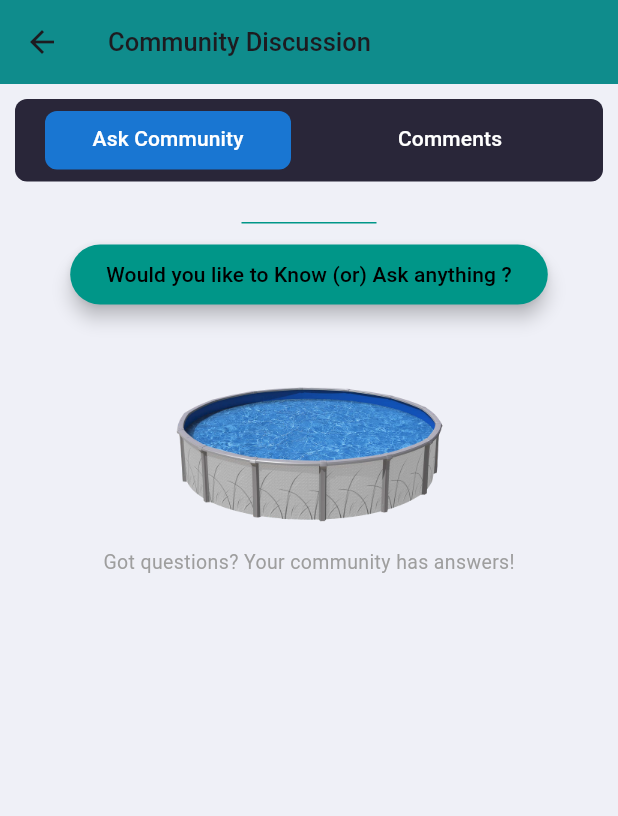
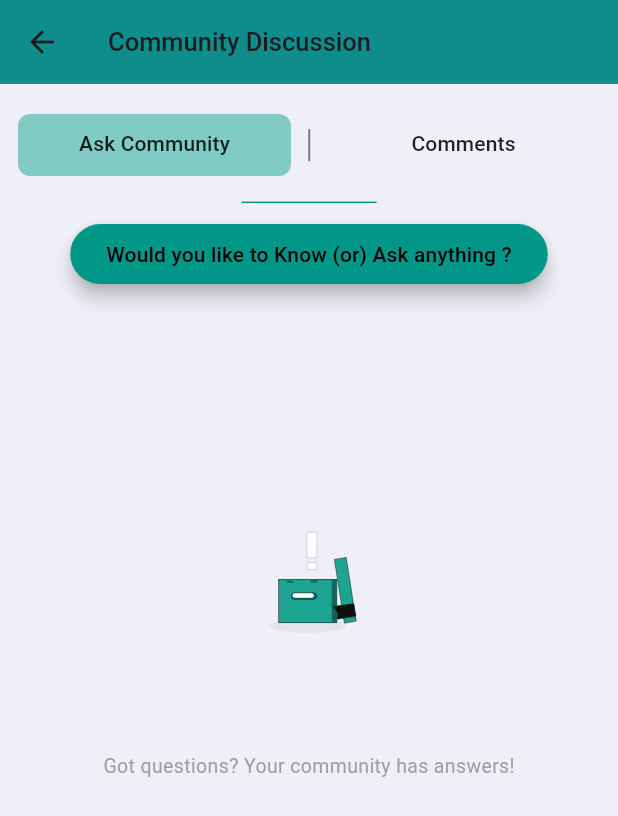
Before and after one commit to sandeepraju124/backend, a Flutter app: the Community screen opened directly, on a phone screen of 412 x 824 dp. Shown: the top 816 px of the screen. Run offline on Flutter 3.47's test engine with Material 3 defaults, Android fonts, the phone set to English and light mode, and no system bars; our stand-ins replace dotted_border, firebase_auth, firebase_core, flare_flutter, flutter_rating_bar, flutter_svg and 9 more; missing offline and left inert: google_maps_webservice, razorpay_flutter, time_range_picker; accounts and stored records are empty; network calls fail.

Commit message:
Fixed errors and made UI changes

```diff
--- a/lib/register/profile_redirect.dart
+++ b/lib/register/profile_redirect.dart
@@ -10,7 +10,7 @@ class ProfileRedirect extends StatelessWidget {
 
   @override
   Widget build(BuildContext context) {
-    print("in stream");
+    // print("in stream");
     return StreamBuilder<String?>(
       stream: SharedPreferences.getInstance()
           .then((prefs) => prefs.getString('businessUid'))
--- a/lib/screens/askcommunity.dart
+++ b/lib/screens/askcommunity.dart
@@ -126,7 +126,11 @@ class _AskForCommunityWidgetState extends State<AskForCommunityWidget> {
                     padding: const EdgeInsets.symmetric(vertical: 20),
                     child: Column(
                       children: [
-                        Image.asset("assets/pool.png", height: 100),
+                        // Image.asset("assets/empty.json", height: 100),
+                        Padding(
+                          padding: const EdgeInsets.only(top: 50),
+                          child: Lottie.asset("assets/Empty.json", height: 200),
+                        ),
                         // Lottie.asset("assets/Ask.json", height: 260),
                         SizedBox(height: 13),
                         Text(
--- a/lib/screens/home/Community.dart
+++ b/lib/screens/home/Community.dart
@@ -65,31 +65,50 @@ class _CommunityState extends State<Community> {
         body: Column(
           children: [
             Container(
-              margin: EdgeInsets.all(10),
-              height: 55,
-              decoration: BoxDecoration(
-                  color: Color(0xFF292639),
-                  borderRadius: BorderRadius.circular(8)),
-              child: Padding(
-                padding: const EdgeInsets.all(8.0),
-                child: TabBar(
-                    // isScrollable: true,
+              margin: EdgeInsets.only(top: 20),
+              height: 41.4,
+              child: Stack(
+                children: [
+                  TabBar(
                     dividerColor: Colors.transparent,
-
-                    // isScrollable: true,
                     indicatorSize: TabBarIndicatorSize.tab,
                     indicatorPadding: EdgeInsets.symmetric(horizontal: 12),
-                    // indicatorWeight: 4,
                     indicator: BoxDecoration(
-                        color: Colors.blue.shade700,
-                        borderRadius: BorderRadius.circular(8)),
+                      // color: Colors.blue.shade700,
+                      color: Colors.teal[200],
+                      borderRadius: BorderRadius.circular(8),
+                    ),
                     tabs: [
-                      Text(
+                      Tab(
+                        child: FittedBox(
+                          fit: BoxFit.scaleDown,
+                          child: Text(
                             "Ask Community",
-                        style: TextStyle(color: Colors.white),
+                            style: TextStyle(color: Colors.black87),
                           ),
-                      Text("Comments", style: TextStyle(color: Colors.white)),
-                    ]),
+                        ),
+                      ),
+                      Tab(
+                        child: FittedBox(
+                          fit: BoxFit.scaleDown,
+                          child: Text(
+                            "Comments",
+                            style: TextStyle(color: Colors.black87),
+                          ),
+                        ),
+                      ),
+                    ],
+                  ),
+                  Center(
+                    child: VerticalDivider(
+                      color: Colors.black.withOpacity(0.5),
+                      thickness: 1.3,
+                      width: 1,
+                      indent: 10,
+                      endIndent: 10,
+                    ),
+                  ),
+                ],
               ),
             ),
             Expanded(
@@ -103,13 +122,13 @@ class _CommunityState extends State<Community> {
                       Questionid: "",
                     ),
                   ),
-                // Text("first"),
-                // Text("second"),
-                // PaymentPage(),
                   RefreshIndicator(
-                    onRefresh: _refreshComments, child: NewShowRewviewPage())
+                    onRefresh: _refreshComments,
+                    child: NewShowRewviewPage(),
+                  ),
                 ],
-            ))
+              ),
+            ),
           ],
         ),
       ),
--- a/lib/screens/home/homepage.dart
+++ b/lib/screens/home/homepage.dart
@@ -61,7 +61,7 @@ class _HomepageState extends State<Homepage> {
   void getBusinessData() async {
     SharedPreferences prefs = await SharedPreferences.getInstance();
     String? businessUid = prefs.getString('businessUid');
-    print("Business_uid = $businessUid");
+    // print("Business_uid = $businessUid");
     var dataBusiness =
         Provider.of<BusinessDataProvider>(context, listen: false);
     await dataBusiness.getBusinessData("business_uid", businessUid!);
@@ -143,8 +143,8 @@ class _HomepageState extends State<Homepage> {
             BottomNavigationBarItem(
               icon: Icon(
                 _selectedIndex == 2
-                    ? Icons.add_business_outlined
-                    : Icons.add_business_rounded,
+                    ? Icons.add_business_rounded
+                    : Icons.add_business_outlined,
                 size: 26,
               ),
               label: "",
--- a/lib/screens/redirection.dart
+++ b/lib/screens/redirection.dart
@@ -41,7 +41,7 @@ class redirection extends StatelessWidget {
             // LogIn();
           }
           return throw (e) {
-            print("through in redirection");
+            // print("through in redirection");
             print(e);
           };
         }));
```
Also changed, not shown: assets/Empty.json (added, +1 -0 lines), lib/register/business_selector.dart (+20 -16 lines), lib/register/onboardingtest.dart (+39 -17 lines), lib/register/profile_screen.dart (+15 -11 lines), lib/screens/commentsection/showreviews.dart (+12 -10 lines), lib/screens/home/firstpage.dart (+15 -12 lines). Lines whose indentation alone changed are shown as unchanged.
